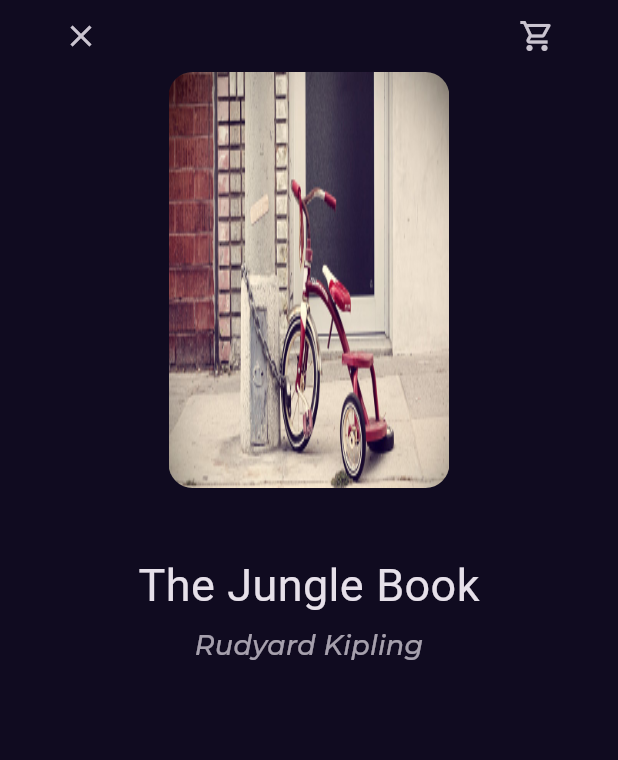
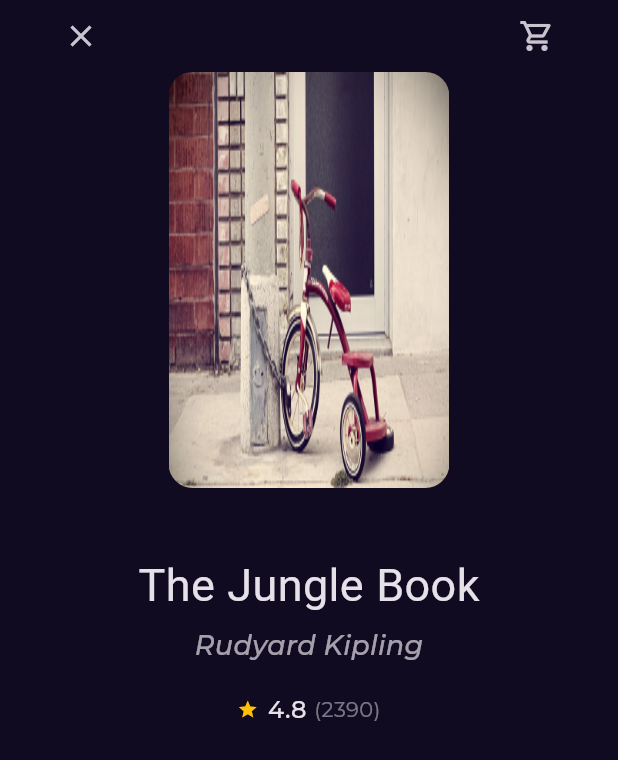
Before and after one commit to muhammad-mustafa1/BOOKIA, a Flutter app: the screen it shows after launch, after a tap on "Harry Potter and the Goblet of Fire", on a phone screen of 412 x 824 dp. Shown: the top 760 px of the screen. Run offline on Flutter 3.47's test engine with Material 3 defaults, Android fonts, the phone set to English and light mode, and no system bars; our stand-ins replace font_awesome_flutter, go_router, google_fonts.

Commit message:
add rating to book details

```diff
--- a/lib/Features/home/presentation/views/widgets/best_seller_list_view_item.dart
+++ b/lib/Features/home/presentation/views/widgets/best_seller_list_view_item.dart
@@ -53,7 +53,17 @@ class BestSellerListViewItem extends StatelessWidget {
                     style: Styles.textStyle14,
                   ),
                   const SizedBox(height: 3),
-                  const BookRating()
+                  Row(
+                    mainAxisAlignment: MainAxisAlignment.spaceBetween,
+                    children: [
+                      Text(
+                        '19.99 \$',
+                        style: Styles.textStyle20
+                            .copyWith(fontWeight: FontWeight.bold),
+                      ),
+                      const BookRating()
+                    ],
+                  ),
                 ],
               ),
             )
--- a/lib/Features/home/presentation/views/widgets/book_details_view_body.dart
+++ b/lib/Features/home/presentation/views/widgets/book_details_view_body.dart
@@ -1,7 +1,9 @@
 import 'package:bookia/Core/Utils/styles.dart';
+import 'package:bookia/Features/home/presentation/views/widgets/book_rating.dart';
 import 'package:bookia/Features/home/presentation/views/widgets/custom_book_details_app_bar.dart';
 import 'package:bookia/Features/home/presentation/views/widgets/custom_book_item.dart';
 import 'package:flutter/material.dart';
+import 'package:flutter/rendering.dart';
 import 'package:flutter/widgets.dart';
 
 class BookDetailsViewBody extends StatelessWidget {
@@ -24,15 +26,14 @@ class BookDetailsViewBody extends StatelessWidget {
             const Text('The Jungle Book', style: Styles.textStyle30),
             const SizedBox(height: 6),
             Opacity(
-              opacity: .7,
-              child: Text(
-                'Rudyard Kipling',
-                style: Styles.textStyle18.copyWith(
-                  fontWeight: FontWeight.w500,
-                  fontStyle: FontStyle.italic,
-                ),
-              ),
-            ),
+                opacity: .7,
+                child: Text('Rudyard Kipling',
+                    style: Styles.textStyle18.copyWith(
+                      fontWeight: FontWeight.w500,
+                      fontStyle: FontStyle.italic,
+                    ))),
+            const SizedBox(height: 18),
+            const BookRating(),
           ],
         ),
       ),
--- a/lib/Features/home/presentation/views/widgets/book_rating.dart
+++ b/lib/Features/home/presentation/views/widgets/book_rating.dart
@@ -8,29 +8,23 @@ class BookRating extends StatelessWidget {
 
   @override
   Widget build(BuildContext context) {
-    return Row(
-      mainAxisAlignment: MainAxisAlignment.spaceBetween,
+    return const Row(
+      mainAxisAlignment: MainAxisAlignment.center,
       children: [
-        Text(
-          '19.99 \$',
-          style: Styles.textStyle20.copyWith(fontWeight: FontWeight.bold),
-        ),
-        const Spacer(),
-        const Icon(
+        Icon(
           Icons.star,
           color: Colors.amber,
+          size: 14,
         ),
-        const SizedBox(width: 6.3),
-        const Text(
+        SizedBox(width: 6.3),
+        Text(
           '4.8',
           style: Styles.textStyle16,
         ),
-        const SizedBox(width: 5),
-        Text(
-          '(2390)',
-          style: Styles.textStyle14.copyWith(
-            color: const Color(0xff707070),
-          ),
+        SizedBox(width: 5),
+        Opacity(
+          opacity: .5,
+          child: Text('(2390)', style: Styles.textStyle14),
         )
       ],
     );
```
